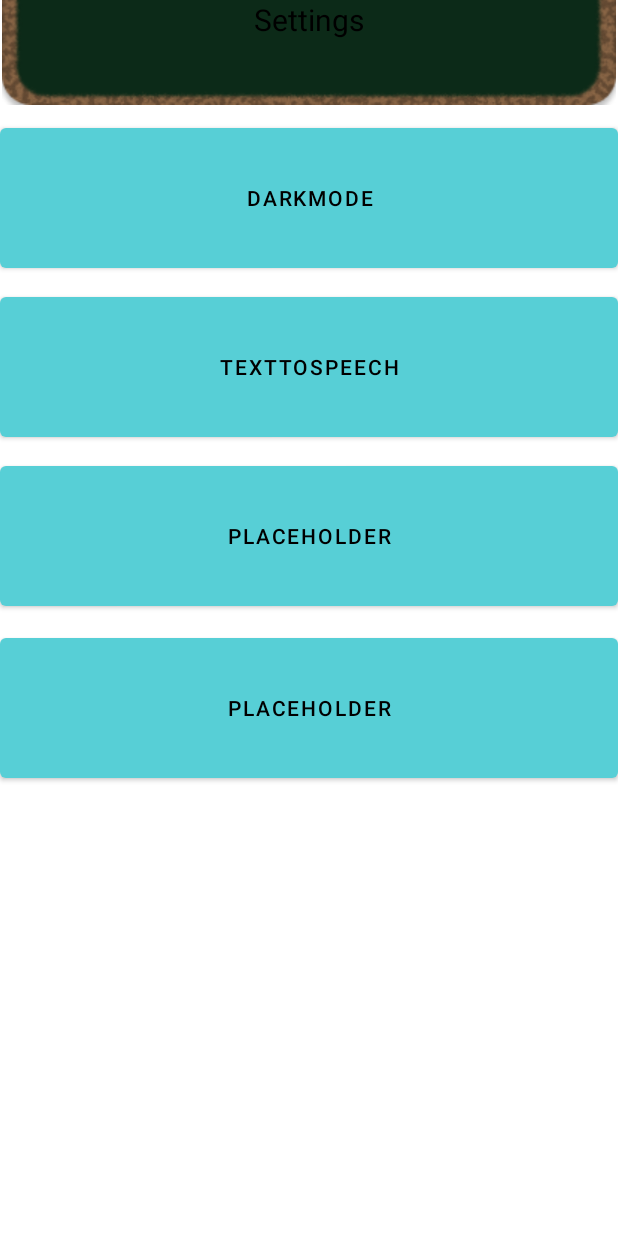
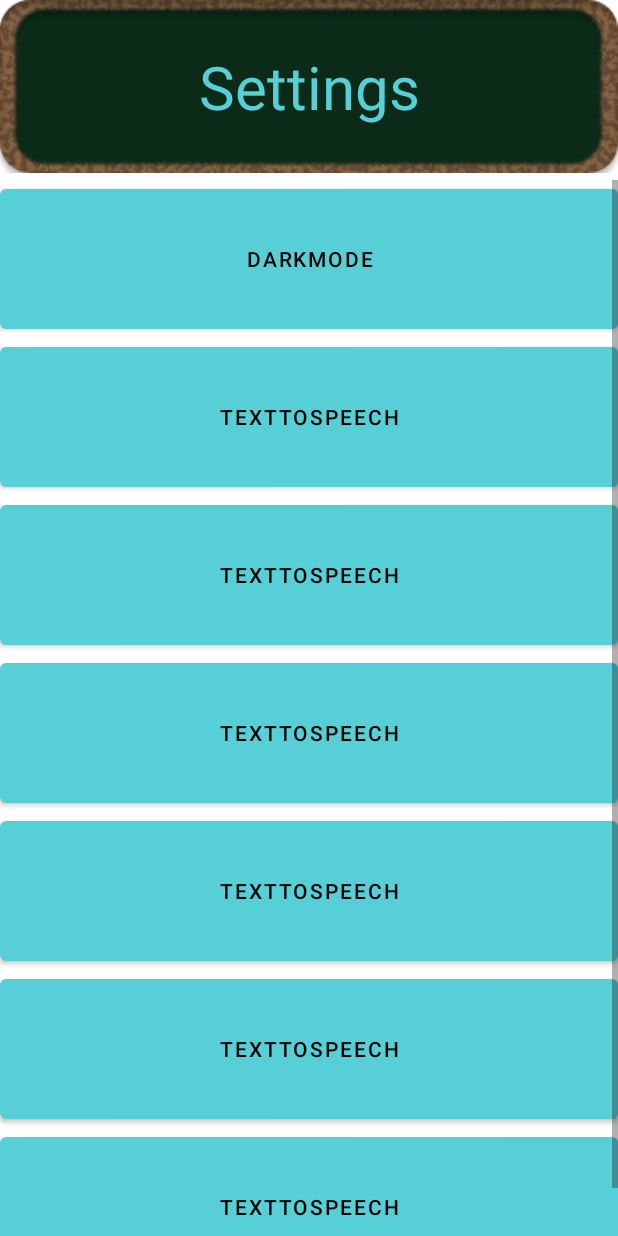
Before and after one commit to Cos229-239/2507_Team3, an Android app: the SettingsFragment screen opened through its navigation route, on a phone screen of 412 x 824 dp. Run offline under Robolectric (Android 15) with nearby library versions, the phone set to English and light mode, and no system bars.

Commit message:
Added Functionality

```diff
--- a/app/src/main/java/com/ila/ui/home/HomeFragment.java
+++ b/app/src/main/java/com/ila/ui/home/HomeFragment.java
@@ -5,6 +5,7 @@ import android.view.LayoutInflater;
 import android.view.View;
 import android.view.ViewGroup;
 import android.widget.Button;
+import android.widget.ImageButton;
 import android.widget.TextView;
 
 import androidx.annotation.NonNull;
@@ -39,7 +40,7 @@ public class HomeFragment extends Fragment {
             }
         });
 
-        Button AndButton = binding.buttonAnd;
+        ImageButton AndButton = binding.buttonSettings;
         AndButton.setOnClickListener(new View.OnClickListener() {
             @Override
             public void onClick(View v) {
@@ -47,8 +48,8 @@ public class HomeFragment extends Fragment {
             }
         });
 
-        Button not_button = binding.notButton;
-        not_button.setOnClickListener(new View.OnClickListener() {
+        ImageButton notif_button = binding.buttonNotif;
+        notif_button.setOnClickListener(new View.OnClickListener() {
             @Override
             public void onClick(View v) {
                 ButtonClicked(2);
--- a/app/src/main/res/layout/fragment_settings.xml
+++ b/app/src/main/res/layout/fragment_settings.xml
@@ -8,86 +8,93 @@
 
     <ImageView
         android:id="@+id/banner_top"
-        android:layout_width="match_parent"
+        android:layout_width="wrap_content"
         android:layout_height="wrap_content"
         android:contentDescription="@string/PlaceHolderButton"
         android:src="@drawable/banner"
         app:layout_constraintBottom_toBottomOf="parent"
         app:layout_constraintEnd_toEndOf="parent"
+        app:layout_constraintHorizontal_bias="0.5"
         app:layout_constraintStart_toStartOf="parent"
         app:layout_constraintTop_toTopOf="parent"
-        android:layout_marginStart="0dp"
-        android:layout_marginEnd="0dp"
-        android:layout_marginTop="0dp"
-        android:layout_marginBottom="800dp"
-        />
+        app:layout_constraintVertical_bias="0.0" />
 
     <TextView
         android:id="@+id/text_Settings"
         android:layout_width="match_parent"
         android:layout_height="wrap_content"
         android:textAlignment="center"
-        android:textSize="20sp"
+        android:textColor="@color/teal_Light"
+        android:textSize="40sp"
+        app:layout_constraintBottom_toBottomOf="@id/banner_top"
+        app:layout_constraintEnd_toEndOf="@id/banner_top"
+        app:layout_constraintHorizontal_bias="0.5"
+        app:layout_constraintStart_toStartOf="@id/banner_top"
+        app:layout_constraintTop_toTopOf="@id/banner_top"
+        app:layout_constraintVertical_bias="0.5" />
+
+
+
+    <ScrollView
+        android:layout_width="match_parent"
+        android:layout_height="match_parent"
+        android:layout_marginTop="120dp"
         app:layout_constraintBottom_toBottomOf="parent"
         app:layout_constraintEnd_toEndOf="parent"
         app:layout_constraintStart_toStartOf="parent"
-        app:layout_constraintTop_toTopOf="parent"
-        android:layout_marginStart="0dp"
-        android:layout_marginEnd="0dp"
-        android:layout_marginTop="0dp"
-        android:layout_marginBottom="800dp" />
+        app:layout_constraintTop_toBottomOf="@id/banner_top">
 
+        <LinearLayout
+            android:layout_width="match_parent"
+            android:layout_height="wrap_content"
+            android:orientation="vertical">
         <Button
             android:id="@+id/buttonDarkMode"
             android:layout_width="match_parent"
             android:layout_height="105dp"
-        android:layout_marginStart="0dp"
-        android:layout_marginEnd="0dp"
-        android:layout_marginTop="125dp"
-        android:layout_marginBottom="685dp"
             android:text="@string/DarkModeButton"
-        app:layout_constraintBottom_toBottomOf="parent"
-        app:layout_constraintEnd_toEndOf="parent"
-        app:layout_constraintStart_toStartOf="parent"
-        app:layout_constraintTop_toTopOf="parent" />
+            android:padding="10dp"
+            />
 
         <Button
             android:id="@+id/buttonTextToSpeech"
             android:layout_width="match_parent"
             android:layout_height="105dp"
-        android:layout_marginStart="0dp"
-        android:layout_marginEnd="0dp"
-        android:layout_marginTop="235dp"
-        android:layout_marginBottom="570dp"
             android:text="@string/TextToSpeechButton"
-        app:layout_constraintBottom_toBottomOf="parent"
-        app:layout_constraintEnd_toEndOf="parent"
-        app:layout_constraintStart_toStartOf="parent"
-        app:layout_constraintTop_toTopOf="parent" />
+            android:padding="10dp"/>
 
         <Button
-        android:id="@+id/button"
+            android:id="@+id/buttonPlaceHolder"
             android:layout_width="match_parent"
             android:layout_height="105dp"
-        android:layout_marginStart="0dp"
-        android:layout_marginEnd="0dp"
-        android:layout_marginTop="345dp"
-        android:layout_marginBottom="455dp"
-        android:text="@string/PlaceHolderButton"
-        app:layout_constraintBottom_toBottomOf="parent"
-        app:layout_constraintEnd_toEndOf="parent"
-        app:layout_constraintStart_toStartOf="parent"
-        app:layout_constraintTop_toTopOf="parent" />
-
+            android:text="@string/TextToSpeechButton"
+            android:padding="10dp" />
             <Button
-        android:id="@+id/button2"
+                android:id="@+id/button0PlaceHolder"
                 android:layout_width="match_parent"
                 android:layout_height="105dp"
-        android:layout_marginTop="460dp"
-        android:layout_marginBottom="340dp"
-        android:text="@string/PlaceHolderButton"
-        app:layout_constraintBottom_toBottomOf="parent"
-        app:layout_constraintEnd_toEndOf="parent"
-        app:layout_constraintStart_toStartOf="parent"
-        app:layout_constraintTop_toTopOf="parent" />
+                android:text="@string/TextToSpeechButton"
+                android:padding="10dp" />
+            <Button
+                android:id="@+id/button1PlaceHolder"
+                android:layout_width="match_parent"
+                android:layout_height="105dp"
+                android:text="@string/TextToSpeechButton"
+                android:padding="10dp" />
+            <Button
+                android:id="@+id/button2PlaceHolder"
+                android:layout_width="match_parent"
+                android:layout_height="105dp"
+                android:text="@string/TextToSpeechButton"
+                android:padding="10dp" />
+            <Button
+                android:id="@+id/button3PlaceHolder"
+                android:layout_width="match_parent"
+                android:layout_height="105dp"
+                android:text="@string/TextToSpeechButton"
+                android:padding="10dp" />
+
+        </LinearLayout>
+    </ScrollView>
+
 </androidx.constraintlayout.widget.ConstraintLayout>
--- a/app/src/main/res/values/colors.xml
+++ b/app/src/main/res/values/colors.xml
@@ -6,4 +6,5 @@
     <color name="teal_Light">#57CFD6</color>
     <color name="black">#FF000000</color>
     <color name="white">#FFFFFFFF</color>
+    <color name="null_color">#00000000</color>
 </resources>
```
Also changed, not shown: app/src/main/res/layout/fragment_home.xml (+60 -56 lines), app/src/main/res/drawable/backpack_fully_open.png (renamed from app/src/main/res/drawable/backpackfullyopen.png), app/src/main/res/drawable/bell_place_holder_copyright_.png (added), app/src/main/res/drawable/folders_no_text.png (renamed from app/src/main/res/drawable/foldersnotext.png), app/src/main/res/drawable/gear_placeholder_copyright_.png (added), app/src/main/res/drawable/packopen.png (deleted). Lines whose indentation alone changed are shown as unchanged.
